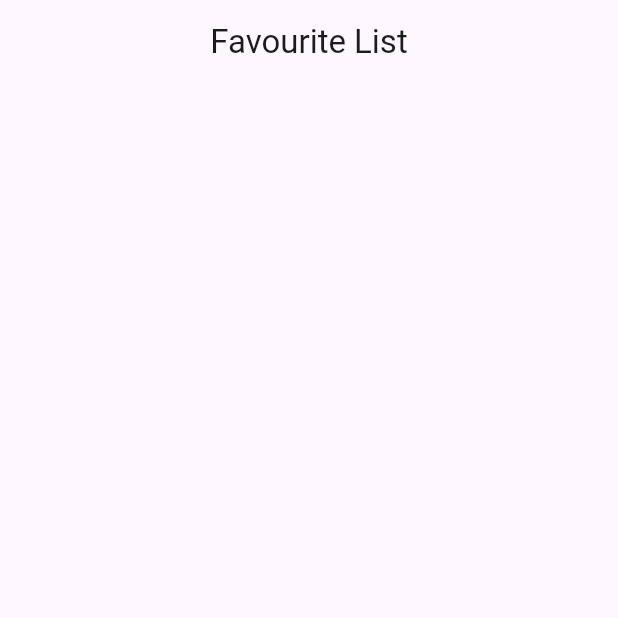
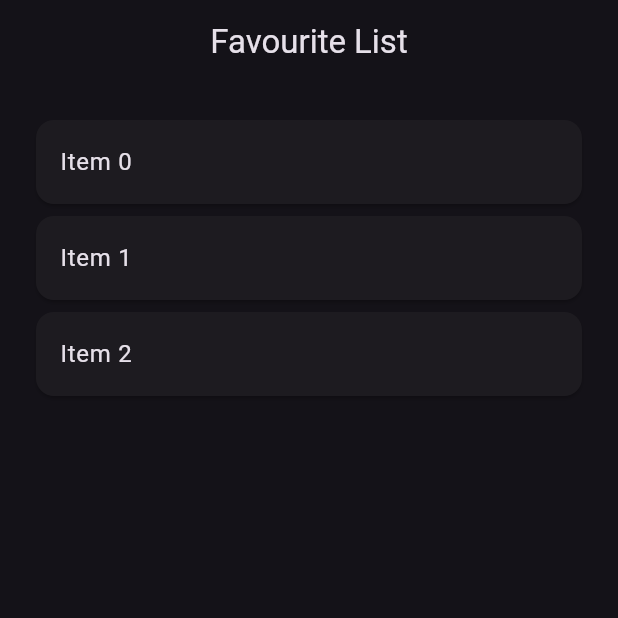
Before and after one commit to OwaisAbdullah19/Favourite-List-Bloc, a Flutter app: the screen it shows after launch, on a phone screen of 412 x 824 dp, the top half of it. Run offline on Flutter 3.47's test engine with Material 3 defaults, Android fonts, the phone set to English and light mode, and no system bars; our stand-ins replace bloc, equatable, flutter_bloc.

Commit message:
Favouritelist

```diff
--- /dev/null
+++ b/lib/bloc/favouritelistbloc_bloc.dart
@@ -0,0 +1,22 @@
+import 'package:bloc/bloc.dart';
+import 'package:equatable/equatable.dart';
+import 'package:favouritelistbloc/Repository/favouritelistrepository.dart';
+import 'package:favouritelistbloc/models/favouriteitemmodel.dart';
+
+part 'favouritelistbloc_event.dart';
+part 'favouritelistbloc_state.dart';
+
+class FavouritelistblocBloc extends Bloc<FavouritelistblocEvent, FavouritelistblocState> {
+
+  Favouritelistrepository favoutiterepository;
+      List <FavouriteItem> favouriteitemlist = [];
+
+
+
+  FavouritelistblocBloc(this.favoutiterepository) : super(FavouritelistblocState()) {
+    on<favouritelistfetch>((event, emit) async{
+       favouriteitemlist = await favoutiterepository.fetchlist();
+       emit(state.copyWith(favouriteitemlist: List.from(favouriteitemlist),listStatus: Liststatus.success));
+    });
+  }
+}
--- /dev/null
+++ b/lib/bloc/favouritelistbloc_event.dart
@@ -0,0 +1,9 @@
+part of 'favouritelistbloc_bloc.dart';
+
+class FavouritelistblocEvent extends Equatable {
+   FavouritelistblocEvent();
+
+  @override
+  List<Object> get props => [];
+}
+class favouritelistfetch extends FavouritelistblocEvent{}
--- /dev/null
+++ b/lib/bloc/favouritelistbloc_state.dart
@@ -0,0 +1,21 @@
+part of 'favouritelistbloc_bloc.dart';
+ enum Liststatus {loading,success,faield}
+
+
+class FavouritelistblocState extends Equatable {
+  final List< FavouriteItem> favouriteItemlist ;
+  final Liststatus liststatus;
+  FavouritelistblocState({
+     this.liststatus = Liststatus.loading,
+    this.favouriteItemlist = const [],
+  });
+  FavouritelistblocState copyWith ({List<FavouriteItem>?favouriteitemlist,Liststatus?listStatus}){
+  return FavouritelistblocState(
+    liststatus: listStatus??this.liststatus,
+favouriteItemlist: favouriteitemlist??this.favouriteItemlist,
+  );
+ }
+
+  @override
+  List<Object> get props => [favouriteItemlist,liststatus];
+}
--- a/lib/favouritelistscreen.dart
+++ b/lib/favouritelistscreen.dart
@@ -1,4 +1,9 @@
+
+
+import 'package:favouritelistbloc/bloc/favouritelistbloc_bloc.dart';
+
 import 'package:flutter/material.dart';
+import 'package:flutter_bloc/flutter_bloc.dart';
 
 class Favouritelistscreen extends StatefulWidget {
   const Favouritelistscreen({super.key});
@@ -9,11 +14,45 @@ class Favouritelistscreen extends StatefulWidget {
 
 class _FavouritelistscreenState extends State<Favouritelistscreen> {
   @override
+  void initState() {
+    // TODO: implement initState
+    super.initState();
+    context.read<FavouritelistblocBloc>().add(favouritelistfetch());
+  }
+  @override
   Widget build(BuildContext context) {
     return Scaffold(
       appBar: AppBar(
         title: Center(child: Text('Favourite List'),),
       ),
-    );
+      body: Padding(
+        padding: const EdgeInsets.all(20.0),
+        child: BlocBuilder<FavouritelistblocBloc, FavouritelistblocState>(
+          builder: (context, state) {
+
+            switch(state.liststatus){
+
+              case Liststatus.loading:
+              return Center(child: CircularProgressIndicator());
+               case Liststatus.faield:
+               return Center(child: Text('Failed'));
+              case Liststatus.success:
+                return ListView.builder(
+                  itemCount: state.favouriteItemlist.length,
+                  itemBuilder: (context,index){
+                    final item = state.favouriteItemlist[index];
+                  return Card(
+                    child: ListTile(
+                      title: Text(item.value.toString()),
+                    )
+                  );
+
+            }
+                );
+            }
+          }
+      )
+    )
+  );
   }
 }
--- a/lib/main.dart
+++ b/lib/main.dart
@@ -1,5 +1,8 @@
+import 'package:favouritelistbloc/Repository/favouritelistrepository.dart';
+import 'package:favouritelistbloc/bloc/favouritelistbloc_bloc.dart';
 import 'package:favouritelistbloc/favouritelistscreen.dart';
 import 'package:flutter/material.dart';
+import 'package:flutter_bloc/flutter_bloc.dart';
 
 void main() {
   runApp(const MyApp());
@@ -11,28 +14,17 @@ class MyApp extends StatelessWidget {
   // This widget is the root of your application.
   @override
   Widget build(BuildContext context) {
-    return MaterialApp(
-      title: 'Flutter Demo',
-      theme: ThemeData(
-        // This is the theme of your application.
-        //
-        // TRY THIS: Try running your application with "flutter run". You'll see
-        // the application has a purple toolbar. Then, without quitting the app,
-        // try changing the seedColor in the colorScheme below to Colors.green
-        // and then invoke "hot reload" (save your changes or press the "hot
-        // reload" button in a Flutter-supported IDE, or press "r" if you used
-        // the command line to start the app).
-        //
-        // Notice that the counter didn't reset back to zero; the application
-        // state is not lost during the reload. To reset the state, use hot
-        // restart instead.
-        //
-        // This works for code too, not just values: Most code changes can be
-        // tested with just a hot reload.
-        colorScheme: ColorScheme.fromSeed(seedColor: Colors.deepPurple),
-        useMaterial3: true,
+    return BlocProvider(
+      create: (context) => FavouritelistblocBloc(Favouritelistrepository()),
+      child: MaterialApp(
+        title: 'Flutter Demo',
+        themeMode: ThemeMode.dark,
+        theme: ThemeData(
+          brightness: Brightness.dark,
+          useMaterial3: true,
+        ),
+        home: Favouritelistscreen(),
       ),
-      home: Favouritelistscreen(),
     );
   }
 }
```
